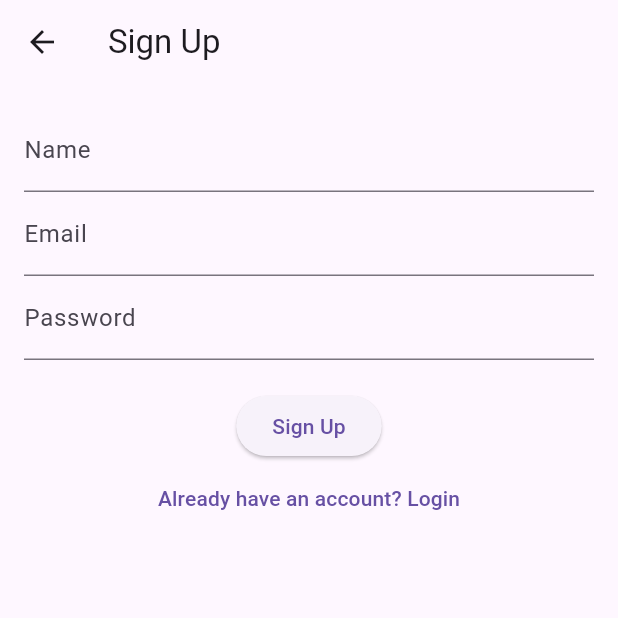
After one commit to saifulislamsaif/grocery_list, a Flutter app: the screen it shows after launch, after a tap on "Don't have an account? Sign Up", on a phone screen of 412 x 824 dp, the top half of it. The commit adds this screen. Run offline on Flutter 3.47's test engine with Material 3 defaults, Android fonts, the phone set to English and light mode, and no system bars; our stand-ins replace cloud_firestore, firebase_auth, firebase_core, get, google_fonts; accounts and stored records are empty; generated files the repository leaves out were written again; network calls fail.

Commit message:
copy done

```diff
--- /dev/null
+++ b/lib/app/controller/AuthController.dart
@@ -0,0 +1,53 @@
+import 'package:get/get.dart';
+import 'package:firebase_auth/firebase_auth.dart';
+import 'package:cloud_firestore/cloud_firestore.dart';
+
+class AuthController extends GetxController {
+  final FirebaseAuth _auth = FirebaseAuth.instance;
+  final FirebaseFirestore _db = FirebaseFirestore.instance;
+
+  Rx<User?> firebaseUser = Rx<User?>(null);
+
+  User? get user => firebaseUser.value;
+
+  @override
+  void onInit() {
+    super.onInit();
+    firebaseUser.bindStream(_auth.authStateChanges());
+  }
+
+  // Sign Up
+  Future<void> signUp(String name, String email, String password) async {
+    try {
+      UserCredential cred = await _auth.createUserWithEmailAndPassword(
+          email: email, password: password);
+      User? user = cred.user;
+
+      if (user != null) {
+        await _db.collection("users").doc(user.uid).set({
+          "name": name,
+          "email": email,
+          "created_at": FieldValue.serverTimestamp(),
+        });
+      }
+    } catch (e) {
+      Get.snackbar("Error", e.toString(),
+          snackPosition: SnackPosition.BOTTOM);
+    }
+  }
+
+  // Login
+  Future<void> login(String email, String password) async {
+    try {
+      await _auth.signInWithEmailAndPassword(email: email, password: password);
+    } catch (e) {
+      Get.snackbar("Error", e.toString(),
+          snackPosition: SnackPosition.BOTTOM);
+    }
+  }
+
+  // Logout
+  Future<void> logout() async {
+    await _auth.signOut();
+  }
+}
--- a/lib/app/modules/home/controllers/home_controller.dart
+++ b/lib/app/modules/home/controllers/home_controller.dart
@@ -1,9 +1,7 @@
 import 'package:get/get.dart';
 
 class HomeController extends GetxController {
-  //TODO: Implement HomeController
 
-  final count = 0.obs;
   @override
   void onInit() {
     super.onInit();
@@ -18,6 +16,4 @@ class HomeController extends GetxController {
   void onClose() {
     super.onClose();
   }
-
-  void increment() => count.value++;
 }
--- /dev/null
+++ b/lib/app/modules/home/views/LoginPage.dart
@@ -0,0 +1,43 @@
+import 'package:flutter/material.dart';
+import 'package:get/get.dart';
+import '../../../controller/AuthController.dart';
+import 'SignUp.dart';
+
+
+class LoginPage extends StatelessWidget {
+  const LoginPage({super.key});
+
+  @override
+  Widget build(BuildContext context) {
+    final AuthController authController = Get.find();
+    final TextEditingController emailController = TextEditingController();
+    final TextEditingController passwordController = TextEditingController();
+
+    return Scaffold(
+      appBar: AppBar(title: const Text("Login")),
+      body: Padding(
+        padding: const EdgeInsets.all(16),
+        child: Column(
+          children: [
+            TextField(controller: emailController, decoration: const InputDecoration(labelText: "Email")),
+            TextField(controller: passwordController, obscureText: true, decoration: const InputDecoration(labelText: "Password")),
+            const SizedBox(height: 20),
+            ElevatedButton(
+              onPressed: () {
+                authController.login(
+                  emailController.text,
+                  passwordController.text,
+                );
+              },
+              child: const Text("Login"),
+            ),
+            TextButton(
+              onPressed: () => Get.to(() => SignUpPage()),
+              child: const Text("Don't have an account? Sign Up"),
+            ),
+          ],
+        ),
+      ),
+    );
+  }
+}
--- /dev/null
+++ b/lib/app/modules/home/views/SignUp.dart
@@ -0,0 +1,47 @@
+import 'package:flutter/material.dart';
+import 'package:get/get.dart';
+import '../../../controller/AuthController.dart';
+import 'LoginPage.dart';
+
+class SignUpPage extends StatelessWidget {
+  SignUpPage({super.key});
+
+  final AuthController authController = Get.find();
+  final TextEditingController nameController = TextEditingController();
+  final TextEditingController emailController = TextEditingController();
+  final TextEditingController passwordController = TextEditingController();
+
+  @override
+  Widget build(BuildContext context) {
+    return Scaffold(
+      appBar: AppBar(title: const Text("Sign Up")),
+      body: Padding(
+        padding: const EdgeInsets.all(16),
+        child: Column(
+          children: [
+            TextField(controller: nameController, decoration: const InputDecoration(labelText: "Name")),
+            TextField(controller: emailController, decoration: const InputDecoration(labelText: "Email")),
+            TextField(controller: passwordController, obscureText: true, decoration: const InputDecoration(labelText: "Password")),
+            const SizedBox(height: 20),
+            ElevatedButton(
+              onPressed: () async {
+                await authController.signUp(
+                  nameController.text,
+                  emailController.text,
+                  passwordController.text,
+                );
+                Get.offAll(() => const LoginPage()); // Sign up done → redirect to login
+              },
+              child: const Text("Sign Up"),
+            ),
+
+            TextButton(
+              onPressed: () => Get.back(),
+              child: const Text("Already have an account? Login"),
+            ),
+          ],
+        ),
+      ),
+    );
+  }
+}
--- a/lib/main.dart
+++ b/lib/main.dart
@@ -1,12 +1,44 @@
+import 'package:firebase_core/firebase_core.dart';
 import 'package:flutter/material.dart';
 
 import 'package:get/get.dart';
-import 'package:grocerry_list/app/app.dart';
+import 'app/controller/AuthController.dart';
+import 'app/modules/home/views/LoginPage.dart';
+import 'app/modules/home/views/home_page.dart';
+import 'firebase_options.dart';
 
-import 'app/routes/app_pages.dart';
+void main() async {
+  WidgetsFlutterBinding.ensureInitialized();
+  await Firebase.initializeApp(options: DefaultFirebaseOptions.currentPlatform);
+  runApp(const MyApp());
+}
 
-void main() {
-  runApp(
- const App()
-  );
+class MyApp extends StatelessWidget {
+  const MyApp({super.key});
+
+  @override
+  Widget build(BuildContext context) {
+    return GetMaterialApp(
+      debugShowCheckedModeBanner: false,
+      title: 'Shared Grocery List',
+      home: const Root(),
+    );
+  }
 }
+
+
+class Root extends StatelessWidget {
+  const Root({super.key});
+
+  @override
+  Widget build(BuildContext context) {
+    final AuthController authController = Get.put(AuthController());
+    return Obx(() {
+      if (authController.user != null) {
+        return const HomePage();
+      } else {
+        return const LoginPage();
+      }
+    });
+  }
+}
--- a/pubspec.yaml
+++ b/pubspec.yaml
@@ -36,7 +36,10 @@ dependencies:
   cupertino_icons: ^1.0.8
   get: ^4.7.2
   google_fonts:
+  firebase_core: ^4.1.0
+  cloud_firestore: ^6.0.1
   firebase_auth: ^6.0.2
+
 
 dev_dependencies:
   flutter_test:
```
Also changed, not shown: lib/app/modules/home/views/home_page.dart (added, +295 -0 lines), lib/app/modules/home/views/list_details_page.dart (added, +132 -0 lines), lib/app/modules/home/views/login_page.dart (added, +49 -0 lines), pubspec.lock, 4 other files.
